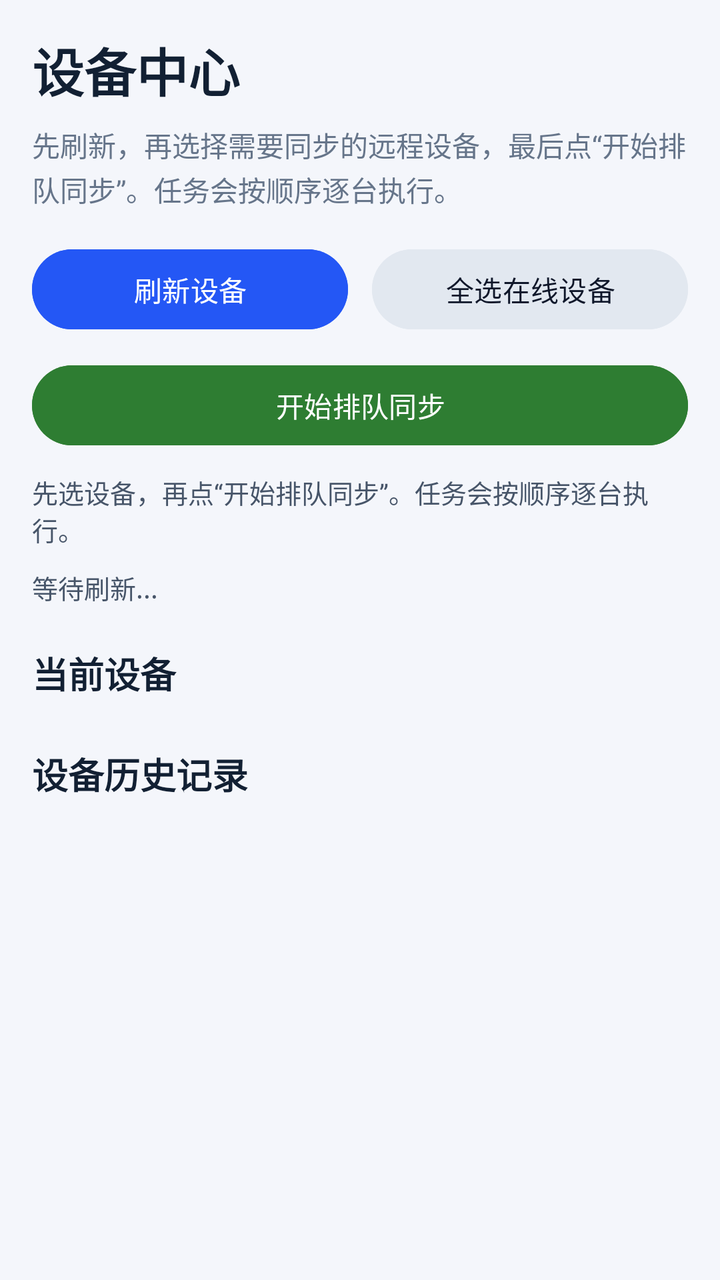
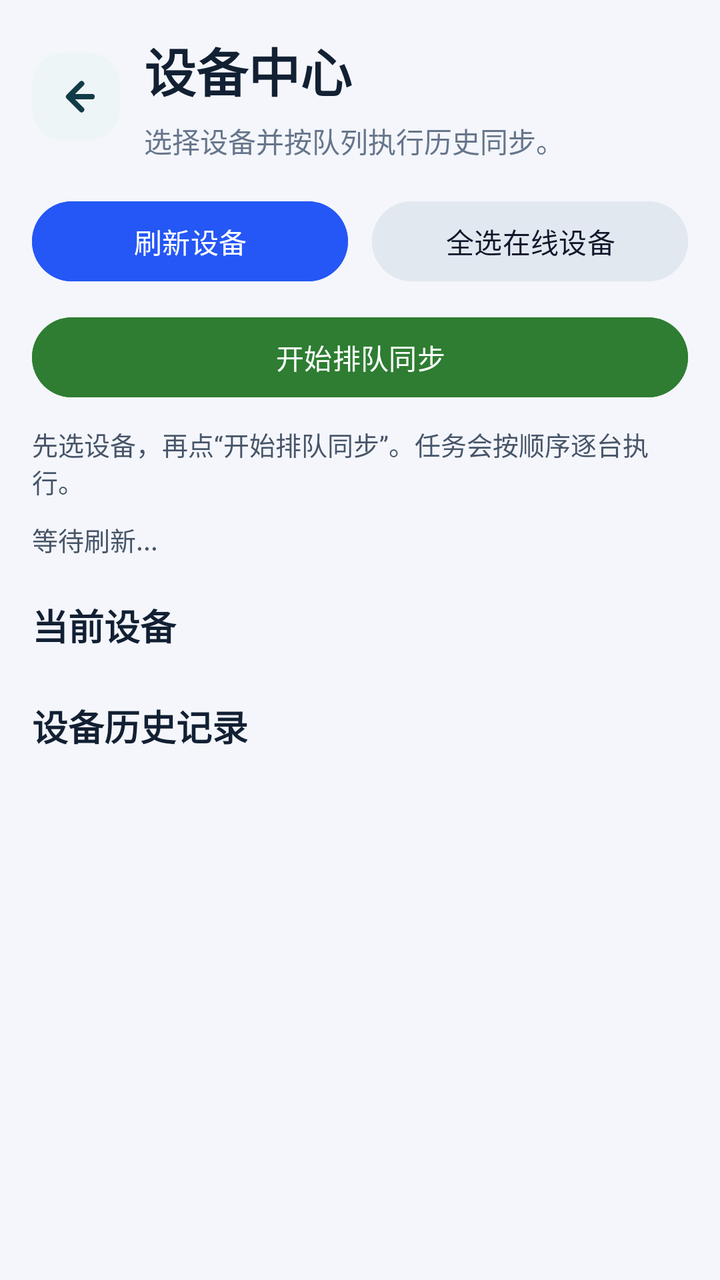

Compare the two renders of this Android layout. The source of the first and the diff that turns it into the second are given below.
<!-- AndroidManifest.xml: application theme Theme.DSIM -->
<!-- res/layout/activity_device_manager.xml -->
<?xml version="1.0" encoding="utf-8"?>
<ScrollView xmlns:android="http://schemas.android.com/apk/res/android"
    android:layout_width="match_parent"
    android:layout_height="match_parent"
    android:background="#F4F6FB"
    android:fillViewport="true">

    <LinearLayout
        android:layout_width="match_parent"
        android:layout_height="wrap_content"
        android:orientation="vertical"
        android:padding="16dp">

        <TextView
            android:layout_width="match_parent"
            android:layout_height="wrap_content"
            android:text="设备中心"
            android:textColor="#122033"
            android:textSize="26sp"
            android:textStyle="bold" />

        <TextView
            android:layout_width="match_parent"
            android:layout_height="wrap_content"
            android:layout_marginTop="8dp"
            android:lineSpacingExtra="2dp"
            android:text="先刷新，再选择需要同步的远程设备，最后点“开始排队同步”。任务会按顺序逐台执行。"
            android:textColor="#66758A"
            android:textSize="14sp" />

        <LinearLayout
            android:layout_width="match_parent"
            android:layout_height="wrap_content"
            android:layout_marginTop="16dp"
            android:orientation="horizontal"
            android:weightSum="2">

            <Button
                android:id="@+id/btnRefreshRadar"
                android:layout_width="0dp"
                android:layout_height="wrap_content"
                android:layout_marginEnd="6dp"
                android:layout_weight="1"
                android:backgroundTint="#2457F5"
                android:text="刷新设备"
                android:textAllCaps="false"
                android:textColor="#FFFFFF" />

            <Button
                android:id="@+id/btnSelectAllOnline"
                android:layout_width="0dp"
                android:layout_height="wrap_content"
                android:layout_marginStart="6dp"
                android:layout_weight="1"
                android:backgroundTint="#E2E8F0"
                android:text="全选在线设备"
                android:textAllCaps="false"
                android:textColor="#0F172A" />
        </LinearLayout>

        <Button
            android:id="@+id/btnQueueSelected"
            android:layout_width="match_parent"
            android:layout_height="wrap_content"
            android:layout_marginTop="10dp"
            android:backgroundTint="#2E7D32"
            android:text="开始排队同步"
            android:textAllCaps="false"
            android:textColor="#FFFFFF" />

        <TextView
            android:id="@+id/tvSelectionHint"
            android:layout_width="match_parent"
            android:layout_height="wrap_content"
            android:layout_marginTop="10dp"
            android:text="先选设备，再点“开始排队同步”。任务会按顺序逐台执行。"
            android:textColor="#475569"
            android:textSize="13sp" />

        <TextView
            android:id="@+id/tvRadarSummary"
            android:layout_width="match_parent"
            android:layout_height="wrap_content"
            android:layout_marginTop="10dp"
            android:text="等待刷新..."
            android:textColor="#475569"
            android:textSize="13sp" />

        <TextView
            android:layout_width="match_parent"
            android:layout_height="wrap_content"
            android:layout_marginTop="20dp"
            android:text="当前设备"
            android:textColor="#122033"
            android:textSize="18sp"
            android:textStyle="bold" />

        <LinearLayout
            android:id="@+id/deviceListContainer"
            android:layout_width="match_parent"
            android:layout_height="wrap_content"
            android:layout_marginTop="12dp"
            android:orientation="vertical" />

        <TextView
            android:layout_width="match_parent"
            android:layout_height="wrap_content"
            android:layout_marginTop="12dp"
            android:text="设备历史记录"
            android:textColor="#122033"
            android:textSize="18sp"
            android:textStyle="bold" />

        <LinearLayout
            android:id="@+id/deviceHistoryContainer"
            android:layout_width="match_parent"
            android:layout_height="wrap_content"
            android:layout_marginTop="12dp"
            android:orientation="vertical" />

    </LinearLayout>

</ScrollView>
<!-- resources referenced by this layout -->
<resources>
  <style name="Theme.DSIM" parent="Base.Theme.DSIM" />
  <style name="Base.Theme.DSIM" parent="Theme.Material3.DayNight.NoActionBar">
          
          
      </style>
</resources>

<!-- the commit's change to res/layout/activity_device_manager.xml (unified diff, before → after) -->
@@ -11,22 +11,47 @@
         android:orientation="vertical"
         android:padding="16dp">
 
-        <TextView
+        <LinearLayout
             android:layout_width="match_parent"
             android:layout_height="wrap_content"
-            android:text="设备中心"
-            android:textColor="#122033"
-            android:textSize="26sp"
-            android:textStyle="bold" />
+            android:gravity="center_vertical"
+            android:orientation="horizontal">
 
-        <TextView
-            android:layout_width="match_parent"
-            android:layout_height="wrap_content"
-            android:layout_marginTop="8dp"
-            android:lineSpacingExtra="2dp"
-            android:text="先刷新，再选择需要同步的远程设备，最后点“开始排队同步”。任务会按顺序逐台执行。"
-            android:textColor="#66758A"
-            android:textSize="14sp" />
+            <ImageButton
+                android:id="@+id/btnBackDeviceManager"
+                android:layout_width="44dp"
+                android:layout_height="44dp"
+                android:background="@drawable/bg_nav_back_button"
+                android:contentDescription="返回"
+                android:padding="10dp"
+                android:scaleType="center"
+                android:src="@drawable/ic_nav_back" />
+
+            <LinearLayout
+                android:layout_width="0dp"
+                android:layout_height="wrap_content"
+                android:layout_marginStart="12dp"
+                android:layout_weight="1"
+                android:orientation="vertical">
+
+                <TextView
+                    android:layout_width="match_parent"
+                    android:layout_height="wrap_content"
+                    android:text="设备中心"
+                    android:textColor="#122033"
+                    android:textSize="26sp"
+                    android:textStyle="bold" />
+
+                <TextView
+                    android:layout_width="match_parent"
+                    android:layout_height="wrap_content"
+                    android:layout_marginTop="6dp"
+                    android:lineSpacingExtra="2dp"
+                    android:text="选择设备并按队列执行历史同步。"
+                    android:textColor="#66758A"
+                    android:textSize="14sp" />
+            </LinearLayout>
+        </LinearLayout>
 
         <LinearLayout
             android:layout_width="match_parent"
<!-- resource entries referenced after the edit -->
@@ -1,5 +1,35 @@
 <!-- resources referenced by this layout -->
 <resources>
+  <!-- drawable bg_nav_back_button (drawable) -->
+  <?xml version="1.0" encoding="utf-8"?>
+  <shape xmlns:android="http://schemas.android.com/apk/res/android"
+      android:shape="rectangle">
+      <solid android:color="#EEF5F7" />
+      <corners android:radius="16dp" />
+  </shape>
+  <!-- drawable ic_nav_back (drawable) -->
+  <?xml version="1.0" encoding="utf-8"?>
+  <vector xmlns:android="http://schemas.android.com/apk/res/android"
+      android:width="24dp"
+      android:height="24dp"
+      android:viewportWidth="24"
+      android:viewportHeight="24">
+  
+      <path
+          android:fillColor="@android:color/transparent"
+          android:pathData="M14.8,5.5 L8.3,12 L14.8,18.5"
+          android:strokeColor="#123B48"
+          android:strokeLineCap="round"
+          android:strokeLineJoin="round"
+          android:strokeWidth="2.7" />
+  
+      <path
+          android:fillColor="@android:color/transparent"
+          android:pathData="M9.2,12 H20"
+          android:strokeColor="#123B48"
+          android:strokeLineCap="round"
+          android:strokeWidth="2.7" />
+  </vector>
   <style name="Theme.DSIM" parent="Base.Theme.DSIM" />
   <style name="Base.Theme.DSIM" parent="Theme.Material3.DayNight.NoActionBar">
           
